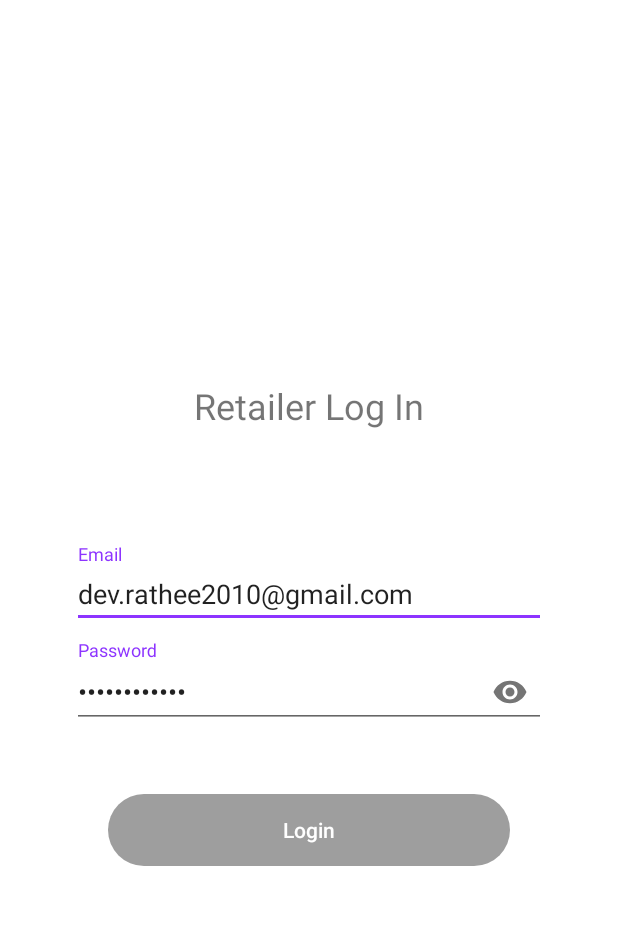
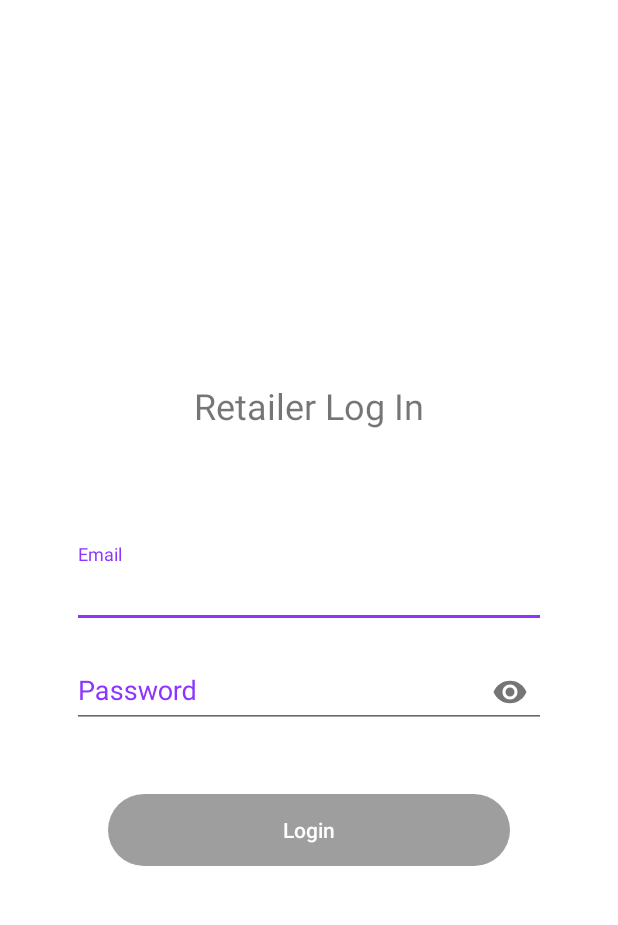
Before and after one commit to devrath123/C2NRetailer, an Android app: the LoginActivity screen opened directly, with no data from a screen before it, on a phone screen of 412 x 824 dp, the part 84-1009 px from its top. Run offline under Robolectric (Android 15) with nearby library versions, the phone set to English and light mode, and no system bars; our stand-ins replace ButterKnife, Dagger/Hilt's generated code, Firebase (no records; nobody signed in at launch, a user with empty details on screens opened directly), RxJava; libraries missing offline, so code that uses them is left out: com.facebook.login; plain views replace LoginButton; 5 statements that could not run were skipped.

Commit message:
- changed default value for email and password.

```diff
--- a/app/src/main/res/layout/activity_login.xml
+++ b/app/src/main/res/layout/activity_login.xml
@@ -65,8 +65,9 @@
                         android:layout_width="match_parent"
                         android:layout_height="wrap_content"
                         android:hint="Email"
-                        android:text="dev.rathee2010@gmail.com"
                         android:inputType="textEmailAddress" />
+
+                    <!--android:text="dev.rathee2010@gmail.com"-->
                 </android.support.design.widget.TextInputLayout>
 
                 <ProgressBar
@@ -102,8 +103,9 @@
                     android:layout_width="match_parent"
                     android:layout_height="wrap_content"
                     android:hint="Password"
-                    android:text="Nihilent@123"
                     android:inputType="textPassword" />
+                    <!--android:text="Nihilent@123"-->
+
             </android.support.design.widget.TextInputLayout>
 
 
```
